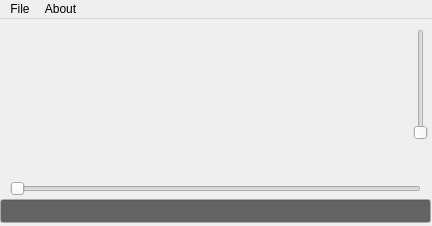
salara1960/music, file mainwindow.ui: the form before one commit.
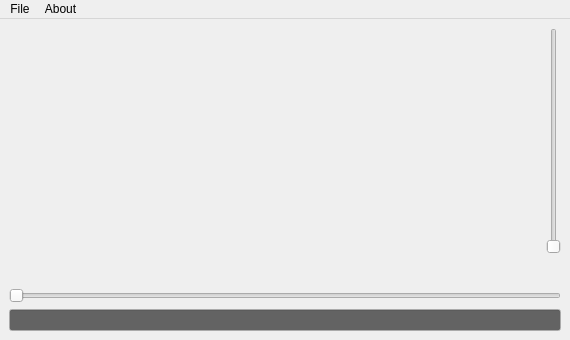
The form after the commit. Icons and pictures are not drawn.

Commit message: Minor changes : main window resize

```diff
--- a/mainwindow.ui
+++ b/mainwindow.ui
@@ -6,10 +6,16 @@
    <rect>
     <x>0</x>
     <y>0</y>
-    <width>432</width>
-    <height>226</height>
+    <width>570</width>
+    <height>340</height>
    </rect>
   </property>
+  <property name="minimumSize">
+   <size>
+    <width>570</width>
+    <height>340</height>
+   </size>
+  </property>
   <property name="windowTitle">
    <string>MWindow</string>
   </property>
@@ -18,139 +24,30 @@
     <normaloff>:/png/media_audio.png</normaloff>:/png/media_audio.png</iconset>
   </property>
   <widget class="QWidget" name="centralwidget">
-   <widget class="QLineEdit" name="MStatus">
-    <property name="geometry">
-     <rect>
-      <x>0</x>
-      <y>180</y>
-      <width>431</width>
-      <height>24</height>
-     </rect>
-    </property>
-    <property name="palette">
-     <palette>
-      <active>
-       <colorrole role="WindowText">
-        <brush brushstyle="SolidPattern">
-         <color alpha="255">
-          <red>255</red>
-          <green>255</green>
-          <blue>255</blue>
-         </color>
-        </brush>
-       </colorrole>
-       <colorrole role="Text">
-        <brush brushstyle="SolidPattern">
-         <color alpha="255">
-          <red>255</red>
-          <green>255</green>
-          <blue>255</blue>
-         </color>
-        </brush>
-       </colorrole>
-       <colorrole role="Base">
-        <brush brushstyle="SolidPattern">
-         <color alpha="255">
-          <red>99</red>
-          <green>99</green>
-          <blue>99</blue>
-         </color>
-        </brush>
-       </colorrole>
-      </active>
-      <inactive>
-       <colorrole role="WindowText">
-        <brush brushstyle="SolidPattern">
-         <color alpha="255">
-          <red>255</red>
-          <green>255</green>
-          <blue>255</blue>
-         </color>
-        </brush>
-       </colorrole>
-       <colorrole role="Text">
-        <brush brushstyle="SolidPattern">
-         <color alpha="255">
-          <red>255</red>
-          <green>255</green>
-          <blue>255</blue>
-         </color>
-        </brush>
-       </colorrole>
-       <colorrole role="Base">
-        <brush brushstyle="SolidPattern">
-         <color alpha="255">
-          <red>99</red>
-          <green>99</green>
-          <blue>99</blue>
-         </color>
-        </brush>
-       </colorrole>
-      </inactive>
-      <disabled>
-       <colorrole role="WindowText">
-        <brush brushstyle="SolidPattern">
-         <color alpha="255">
-          <red>128</red>
-          <green>128</green>
-          <blue>128</blue>
-         </color>
-        </brush>
-       </colorrole>
-       <colorrole role="Text">
-        <brush brushstyle="SolidPattern">
-         <color alpha="255">
-          <red>128</red>
-          <green>128</green>
-          <blue>128</blue>
-         </color>
-        </brush>
-       </colorrole>
-       <colorrole role="Base">
-        <brush brushstyle="SolidPattern">
-         <color alpha="255">
-          <red>255</red>
-          <green>255</green>
-          <blue>255</blue>
-         </color>
-        </brush>
-       </colorrole>
-      </disabled>
-     </palette>
-    </property>
-    <property name="font">
-     <font>
-      <pointsize>8</pointsize>
-     </font>
-    </property>
-    <property name="readOnly">
-     <bool>true</bool>
-    </property>
-   </widget>
-   <widget class="QSlider" name="hSlider">
-    <property name="geometry">
-     <rect>
-      <x>10</x>
-      <y>160</y>
-      <width>411</width>
-      <height>20</height>
-     </rect>
-    </property>
-    <property name="toolTip">
-     <string>&lt;html&gt;&lt;head/&gt;&lt;body&gt;&lt;p&gt;&lt;span style=&quot; font-style:italic; color:#0000ff;&quot;&gt;Position&lt;/span&gt;&lt;/p&gt;&lt;/body&gt;&lt;/html&gt;</string>
-    </property>
-    <property name="orientation">
-     <enum>Qt::Horizontal</enum>
-    </property>
-   </widget>
+   <layout class="QGridLayout" name="gridLayout_2">
+    <item row="0" column="0">
+     <widget class="QWidget" name="wida" native="true">
+      <property name="sizePolicy">
+       <sizepolicy hsizetype="Expanding" vsizetype="Expanding">
+        <horstretch>0</horstretch>
+        <verstretch>0</verstretch>
+       </sizepolicy>
+      </property>
+      <property name="minimumSize">
+       <size>
+        <width>530</width>
+        <height>200</height>
+       </size>
+      </property>
+     </widget>
+    </item>
+    <item row="0" column="1">
    <widget class="QSlider" name="vSlider">
-    <property name="geometry">
-     <rect>
-      <x>410</x>
-      <y>10</y>
-      <width>21</width>
-      <height>111</height>
-     </rect>
+      <property name="minimumSize">
+       <size>
+        <width>0</width>
+        <height>200</height>
+       </size>
     </property>
     <property name="toolTip">
      <string>&lt;html&gt;&lt;head/&gt;&lt;body&gt;&lt;p&gt;&lt;span style=&quot; font-size:8pt; font-style:italic; color:#0000ff;&quot;&gt;Volume&lt;/span&gt;&lt;/p&gt;&lt;/body&gt;&lt;/html&gt;</string>
@@ -159,15 +56,8 @@
      <enum>Qt::Vertical</enum>
     </property>
    </widget>
-   <widget class="QWidget" name="layoutWidget">
-    <property name="geometry">
-     <rect>
-      <x>10</x>
-      <y>140</y>
-      <width>411</width>
-      <height>21</height>
-     </rect>
-    </property>
+    </item>
+    <item row="1" column="0" colspan="2">
     <layout class="QGridLayout" name="gridLayout">
      <item row="0" column="0">
       <widget class="QPushButton" name="pushButtonPlay">
@@ -400,16 +290,234 @@
        </property>
       </widget>
      </item>
-    </layout>
-   </widget>
+      <item row="0" column="2">
+       <widget class="QPushButton" name="pushButtonPrev">
+        <property name="toolTip">
+         <string>&lt;html&gt;&lt;head/&gt;&lt;body&gt;&lt;p&gt;&lt;span style=&quot; font-size:8pt; font-style:italic; color:#0000ff;&quot;&gt;Prev. media&lt;/span&gt;&lt;/p&gt;&lt;/body&gt;&lt;/html&gt;</string>
+        </property>
+        <property name="text">
+         <string/>
+        </property>
+        <property name="icon">
+         <iconset resource="icons.qrc">
+          <normaloff>:/png/player_rew.png</normaloff>:/png/player_rew.png</iconset>
+        </property>
+        <property name="flat">
+         <bool>true</bool>
+        </property>
+       </widget>
+      </item>
+      <item row="0" column="5">
+       <widget class="QPushButton" name="pushButtonAdd">
+        <property name="toolTip">
+         <string>&lt;html&gt;&lt;head/&gt;&lt;body&gt;&lt;p&gt;&lt;span style=&quot; font-size:8pt; font-style:italic; color:#0000ff;&quot;&gt;Add folder&lt;/span&gt;&lt;/p&gt;&lt;/body&gt;&lt;/html&gt;</string>
+        </property>
+        <property name="autoFillBackground">
+         <bool>false</bool>
+        </property>
+        <property name="text">
+         <string/>
+        </property>
+        <property name="icon">
+         <iconset resource="icons.qrc">
+          <normaloff>:/png/folder_open2.png</normaloff>:/png/folder_open2.png</iconset>
+        </property>
+        <property name="iconSize">
+         <size>
+          <width>20</width>
+          <height>20</height>
+         </size>
+        </property>
+        <property name="flat">
+         <bool>true</bool>
+        </property>
+       </widget>
+      </item>
+      <item row="0" column="1">
+       <widget class="QPushButton" name="pushButtonStop">
+        <property name="font">
+         <font>
+          <pointsize>8</pointsize>
+         </font>
+        </property>
+        <property name="toolTip">
+         <string>&lt;html&gt;&lt;head/&gt;&lt;body&gt;&lt;p&gt;&lt;span style=&quot; font-size:8pt; font-style:italic; color:#0000ff;&quot;&gt;Stop&lt;/span&gt;&lt;/p&gt;&lt;/body&gt;&lt;/html&gt;</string>
+        </property>
+        <property name="text">
+         <string/>
+        </property>
+        <property name="icon">
+         <iconset resource="icons.qrc">
+          <normaloff>:/png/player_stop.png</normaloff>:/png/player_stop.png</iconset>
+        </property>
+        <property name="flat">
+         <bool>true</bool>
+        </property>
+       </widget>
+      </item>
+     </layout>
+    </item>
+    <item row="2" column="0" colspan="2">
+     <widget class="QSlider" name="hSlider">
+      <property name="minimumSize">
+       <size>
+        <width>550</width>
+        <height>0</height>
+       </size>
+      </property>
+      <property name="toolTip">
+       <string>&lt;html&gt;&lt;head/&gt;&lt;body&gt;&lt;p&gt;&lt;span style=&quot; font-style:italic; color:#0000ff;&quot;&gt;Position&lt;/span&gt;&lt;/p&gt;&lt;/body&gt;&lt;/html&gt;</string>
+      </property>
+      <property name="orientation">
+       <enum>Qt::Horizontal</enum>
+      </property>
+     </widget>
+    </item>
+    <item row="3" column="0" colspan="2">
+     <widget class="QLineEdit" name="MStatus">
+      <property name="minimumSize">
+       <size>
+        <width>550</width>
+        <height>0</height>
+       </size>
+      </property>
+      <property name="palette">
+       <palette>
+        <active>
+         <colorrole role="WindowText">
+          <brush brushstyle="SolidPattern">
+           <color alpha="255">
+            <red>255</red>
+            <green>255</green>
+            <blue>255</blue>
+           </color>
+          </brush>
+         </colorrole>
+         <colorrole role="Text">
+          <brush brushstyle="SolidPattern">
+           <color alpha="255">
+            <red>255</red>
+            <green>255</green>
+            <blue>255</blue>
+           </color>
+          </brush>
+         </colorrole>
+         <colorrole role="Base">
+          <brush brushstyle="SolidPattern">
+           <color alpha="255">
+            <red>99</red>
+            <green>99</green>
+            <blue>99</blue>
+           </color>
+          </brush>
+         </colorrole>
+         <colorrole role="PlaceholderText">
+          <brush brushstyle="NoBrush">
+           <color alpha="128">
+            <red>255</red>
+            <green>255</green>
+            <blue>255</blue>
+           </color>
+          </brush>
+         </colorrole>
+        </active>
+        <inactive>
+         <colorrole role="WindowText">
+          <brush brushstyle="SolidPattern">
+           <color alpha="255">
+            <red>255</red>
+            <green>255</green>
+            <blue>255</blue>
+           </color>
+          </brush>
+         </colorrole>
+         <colorrole role="Text">
+          <brush brushstyle="SolidPattern">
+           <color alpha="255">
+            <red>255</red>
+            <green>255</green>
+            <blue>255</blue>
+           </color>
+          </brush>
+         </colorrole>
+         <colorrole role="Base">
+          <brush brushstyle="SolidPattern">
+           <color alpha="255">
+            <red>99</red>
+            <green>99</green>
+            <blue>99</blue>
+           </color>
+          </brush>
+         </colorrole>
+         <colorrole role="PlaceholderText">
+          <brush brushstyle="NoBrush">
+           <color alpha="128">
+            <red>255</red>
+            <green>255</green>
+            <blue>255</blue>
+           </color>
+          </brush>
+         </colorrole>
+        </inactive>
+        <disabled>
+         <colorrole role="WindowText">
+          <brush brushstyle="SolidPattern">
+           <color alpha="255">
+            <red>128</red>
+            <green>128</green>
+            <blue>128</blue>
+           </color>
+          </brush>
+         </colorrole>
+         <colorrole role="Text">
+          <brush brushstyle="SolidPattern">
+           <color alpha="255">
+            <red>128</red>
+            <green>128</green>
+            <blue>128</blue>
+           </color>
+          </brush>
+         </colorrole>
+         <colorrole role="Base">
+          <brush brushstyle="SolidPattern">
+           <color alpha="255">
+            <red>255</red>
+            <green>255</green>
+            <blue>255</blue>
+           </color>
+          </brush>
+         </colorrole>
+         <colorrole role="PlaceholderText">
+          <brush brushstyle="NoBrush">
+           <color alpha="128">
+            <red>255</red>
+            <green>255</green>
+            <blue>255</blue>
+           </color>
+          </brush>
+         </colorrole>
+        </disabled>
+       </palette>
+      </property>
+      <property name="font">
+       <font>
+        <pointsize>8</pointsize>
+       </font>
+      </property>
+      <property name="readOnly">
+       <bool>true</bool>
+      </property>
+     </widget>
+    </item>
+   </layout>
   </widget>
   <widget class="QMenuBar" name="menubar">
    <property name="geometry">
     <rect>
      <x>0</x>
      <y>0</y>
-     <width>432</width>
-     <height>19</height>
+     <width>570</width>
+     <height>20</height>
     </rect>
    </property>
    <widget class="QMenu" name="menuFile">
```
Left out of the diff: 147 changed lines with no effect on the pictures. Lines whose indentation alone changed are shown as unchanged. The commit also changes 3 other files.
